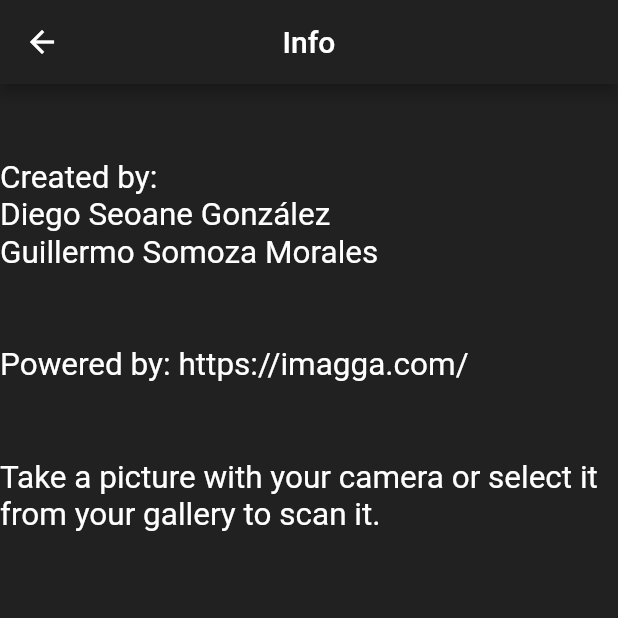
After one commit to Seoane8/ipm-02-mobile, a Flutter app: the screen it shows after launch, after a tap on the "info" icon, on a phone screen of 412 x 824 dp, the top half of it. The commit adds this screen. Run offline on Flutter 3.47's test engine with Material 2 defaults, Android fonts, the phone set to English and light mode, and no system bars; our stand-ins replace data_connection_checker, image_picker.

Commit message:
Info page added

```diff
--- a/lib/home.dart
+++ b/lib/home.dart
@@ -5,6 +5,8 @@ import 'package:flutter/material.dart';
 import 'package:image_analyzer/colors.dart';
 import 'package:image_analyzer/output.dart';
 import 'package:image_picker/image_picker.dart';
+
+import 'info.dart';
 
 class HomePage extends StatelessWidget {
   @override
@@ -20,7 +22,11 @@ class HomePage extends StatelessWidget {
               Icons.info_outlined,
               color: Colors.white,
             ),
-            onPressed: null,
+            onPressed: () {
+              Navigator.push(
+                context,
+                MaterialPageRoute(builder: (context) =>Info()),
+              );}
           )
         ],
       ),
@@ -46,6 +52,8 @@ class HomePage extends StatelessWidget {
       ),
     );
   }
+
+
 
   Widget imageButton(VoidCallback function, String text, IconData icon){
     return OutlinedButton.icon(
--- /dev/null
+++ b/lib/info.dart
@@ -0,0 +1,38 @@
+import 'dart:io';
+
+import 'package:flutter/material.dart';
+
+import 'package:image_analyzer/colors.dart';
+
+class Info extends StatelessWidget {
+  @override
+  Widget build(BuildContext context) {
+
+    return Scaffold(
+        backgroundColor: graphite,
+        appBar: AppBar(
+
+          leading: IconButton(
+            icon: Icon(Icons.arrow_back, color: Colors.white),
+            onPressed: () => Navigator.of(context).pop(),
+          ),
+          centerTitle: true,
+        automaticallyImplyLeading: false,
+        title: Text("Info")),
+        body:Text(
+          "\n\nCreated by: \n"
+              "Diego Seoane González\n"
+          "Guillermo Somoza Morales\n\n\n"
+              "Powered by: https://imagga.com/\n\n\n"
+              "Take a picture with your camera or select it from your gallery"
+              " to scan it.",
+          textAlign: TextAlign.left,
+          textScaleFactor: 1.5,
+          style: TextStyle(
+              color: Colors.white
+          ),
+        ),
+    );
+
+  }
+}
```
